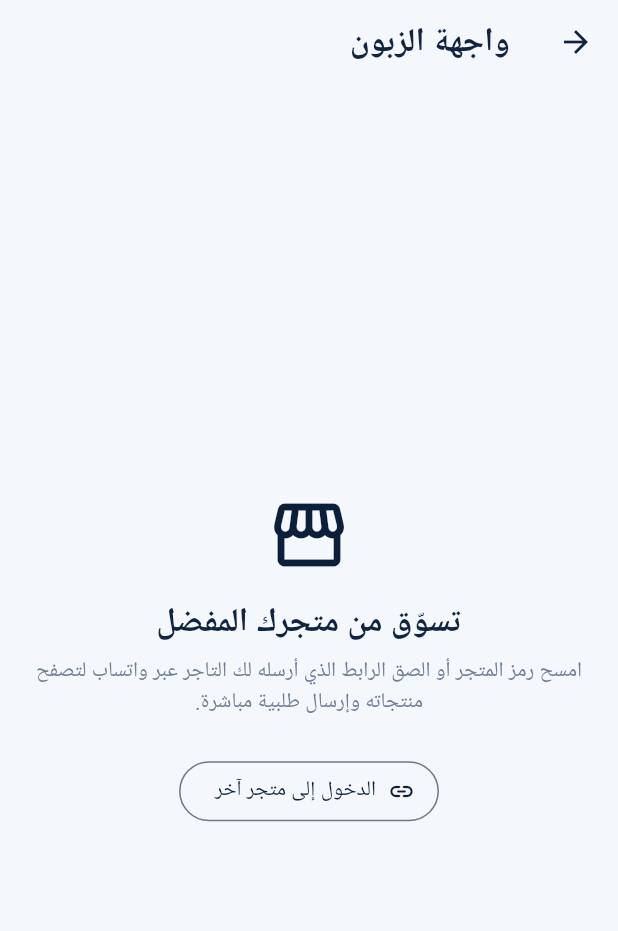
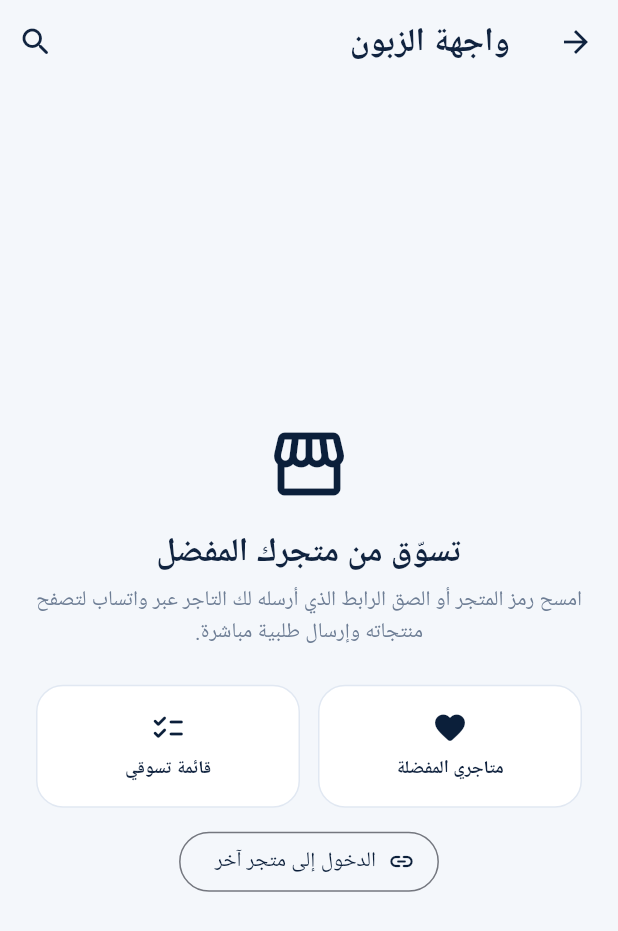
Before and after one commit to Gyorinm/atmina, a Flutter app: the CustomerHomeScreen screen opened directly, on a phone screen of 412 x 824 dp. Shown: the top 931 px of the screen. Run offline on Flutter 3.47's test engine with Material 3 defaults, Android fonts, the phone set to English and light mode, and no system bars; our stand-ins replace app_links, file_picker, flutter_map, flutter_riverpod, geolocator, image_picker and 5 more; missing offline and left inert: mobile_scanner; accounts and stored records are empty.

Commit message:
feat: add search/favorites/shopping-list shortcuts to customer home

```diff
--- a/lib/src/features/customer/presentation/screens/customer_home_screen.dart
+++ b/lib/src/features/customer/presentation/screens/customer_home_screen.dart
@@ -5,6 +5,9 @@ import '../../../../core/constants/app_colors.dart';
 import '../../../store/application/customer_session_controller.dart';
 import '../../../store/application/store_opener.dart';
 import '../../../store/presentation/screens/customer_store_access_screen.dart';
+import '../../../store/presentation/screens/favorite_stores_screen.dart';
+import '../../../store/presentation/screens/product_search_screen.dart';
+import '../../../store/presentation/screens/shopping_list_screen.dart';
 
 /// تبويب "الرئيسية" لدى الزبون: الدخول لمتجر عبر رمز QR أو رابط، أو
 /// متابعة التسوق من آخر متجر تمت زيارته.
@@ -17,7 +20,18 @@ class CustomerHomeScreen extends ConsumerWidget {
     final lastStoreAsync = ref.watch(customerSessionControllerProvider);
 
     return Scaffold(
-      appBar: AppBar(title: const Text('واجهة الزبون')),
+      appBar: AppBar(
+        title: const Text('واجهة الزبون'),
+        actions: [
+          IconButton(
+            tooltip: 'البحث عن منتج',
+            icon: const Icon(Icons.search_rounded),
+            onPressed: () => Navigator.of(context).push(
+              MaterialPageRoute<void>(builder: (_) => const ProductSearchScreen()),
+            ),
+          ),
+        ],
+      ),
       body: SafeArea(
         child: Center(
           child: Padding(
@@ -35,6 +49,30 @@ class CustomerHomeScreen extends ConsumerWidget {
                   style: theme.textTheme.bodyMedium?.copyWith(color: AppColors.textMuted),
                 ),
                 const SizedBox(height: 24),
+                Row(
+                  children: [
+                    Expanded(
+                      child: _ShortcutCard(
+                        icon: Icons.favorite_rounded,
+                        label: 'متاجري المفضلة',
+                        onTap: () => Navigator.of(context).push(
+                          MaterialPageRoute<void>(builder: (_) => const FavoriteStoresScreen()),
+                        ),
+                      ),
+                    ),
+                    const SizedBox(width: 12),
+                    Expanded(
+                      child: _ShortcutCard(
+                        icon: Icons.checklist_rounded,
+                        label: 'قائمة تسوقي',
+                        onTap: () => Navigator.of(context).push(
+                          MaterialPageRoute<void>(builder: (_) => const ShoppingListScreen()),
+                        ),
+                      ),
+                    ),
+                  ],
+                ),
+                const SizedBox(height: 12),
                 lastStoreAsync.when(
                   loading: () => const SizedBox.shrink(),
                   error: (error, _) => const SizedBox.shrink(),
@@ -66,3 +104,36 @@ class CustomerHomeScreen extends ConsumerWidget {
     );
   }
 }
+
+/// بطاقة اختصار صغيرة (مفضلتي / قائمة تسوقي) تظهر في أعلى شاشة الزبون
+/// الرئيسية للوصول السريع للميزات التي تشجّع العودة المتكررة للتطبيق.
+class _ShortcutCard extends StatelessWidget {
+  const _ShortcutCard({required this.icon, required this.label, required this.onTap});
+
+  final IconData icon;
+  final String label;
+  final VoidCallback onTap;
+
+  @override
+  Widget build(BuildContext context) {
+    return InkWell(
+      borderRadius: BorderRadius.circular(18),
+      onTap: onTap,
+      child: Container(
+        padding: const EdgeInsets.symmetric(vertical: 16, horizontal: 10),
+        decoration: BoxDecoration(
+          color: Colors.white,
+          borderRadius: BorderRadius.circular(18),
+          border: Border.all(color: AppColors.border),
+        ),
+        child: Column(
+          children: [
+            Icon(icon, color: AppColors.navy),
+            const SizedBox(height: 6),
+            Text(label, textAlign: TextAlign.center, style: const TextStyle(fontWeight: FontWeight.w600, fontSize: 12)),
+          ],
+        ),
+      ),
+    );
+  }
+}
```
